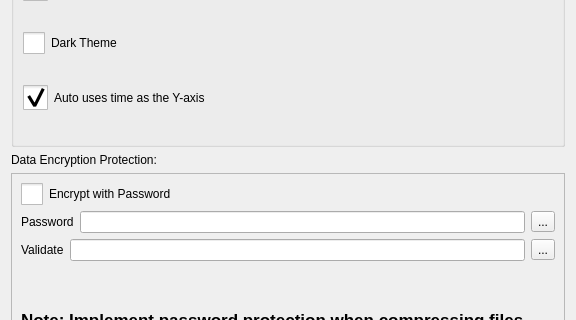
Old version of the form src/Preferences.ui in the repository ic005k/Knot-Legacy; both pictures show x 0 to 576 and y 331 to 651 of the 576 by 807 pixel window.
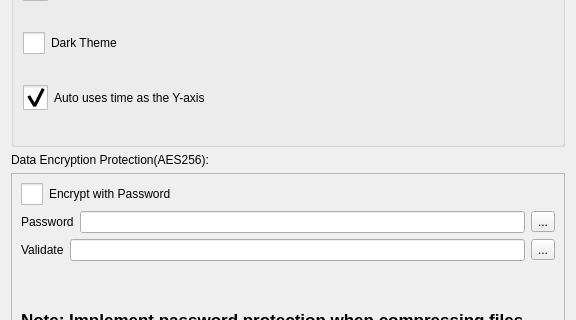
New version of the form. Icons and pictures are not drawn.

Patch:
```diff
--- a/src/Preferences.ui
+++ b/src/Preferences.ui
@@ -225,7 +225,7 @@
       </sizepolicy>
      </property>
      <property name="text">
-      <string>Data Encryption Protection:</string>
+      <string>Data Encryption Protection(AES256):</string>
      </property>
     </widget>
    </item>
```
